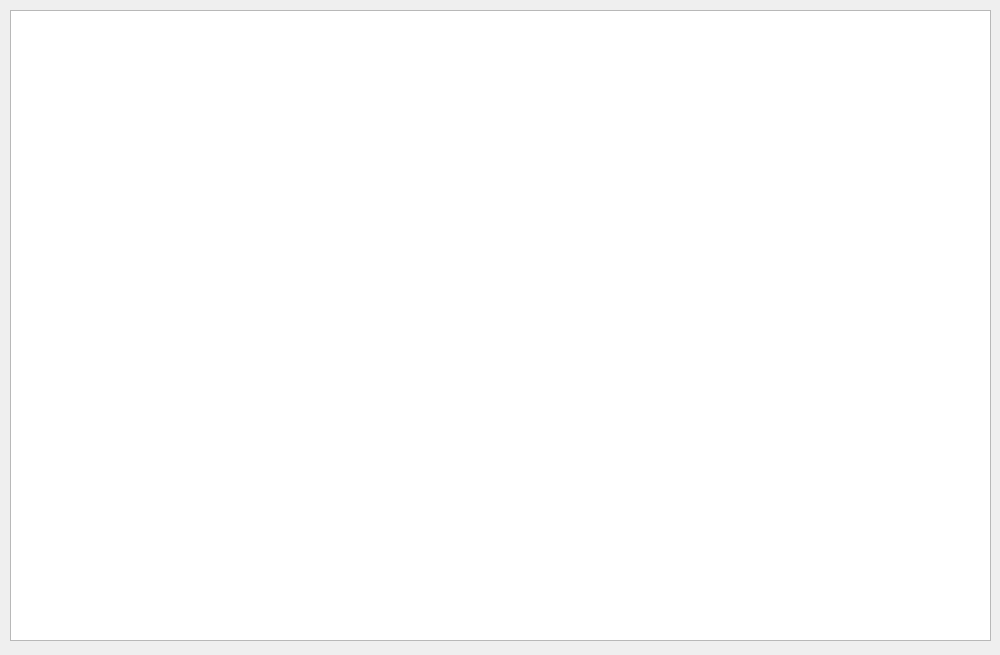
Above: grid.ui from libresilicon/qtflow before the change. Below: the same form after it.
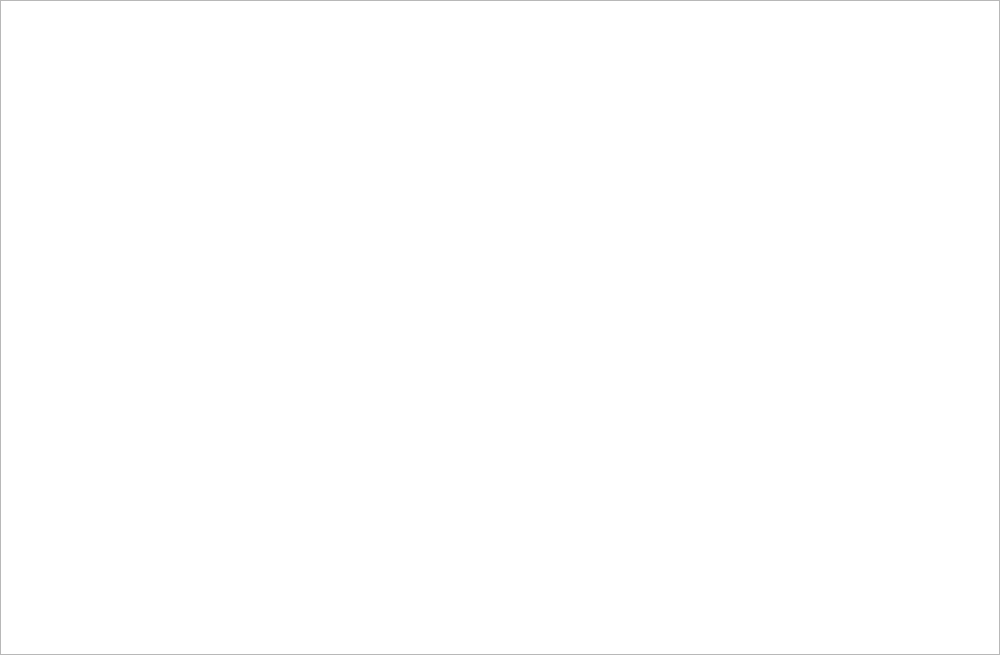
That is the form after the change.

What changed in the file:
```diff
--- a/grid.ui
+++ b/grid.ui
@@ -13,16 +13,26 @@
   <property name="windowTitle">
    <string>Grid</string>
   </property>
-  <widget class="QGraphicsView" name="graphicsView">
-   <property name="geometry">
-    <rect>
-     <x>10</x>
-     <y>10</y>
-     <width>981</width>
-     <height>631</height>
-    </rect>
+  <layout class="QHBoxLayout" name="horizontalLayout">
+   <property name="spacing">
+    <number>0</number>
    </property>
-  </widget>
+   <property name="leftMargin">
+    <number>0</number>
+   </property>
+   <property name="topMargin">
+    <number>0</number>
+   </property>
+   <property name="rightMargin">
+    <number>0</number>
+   </property>
+   <property name="bottomMargin">
+    <number>0</number>
+   </property>
+   <item>
+    <widget class="QGraphicsView" name="graphicsView"/>
+   </item>
+  </layout>
  </widget>
  <resources/>
  <connections/>
```
